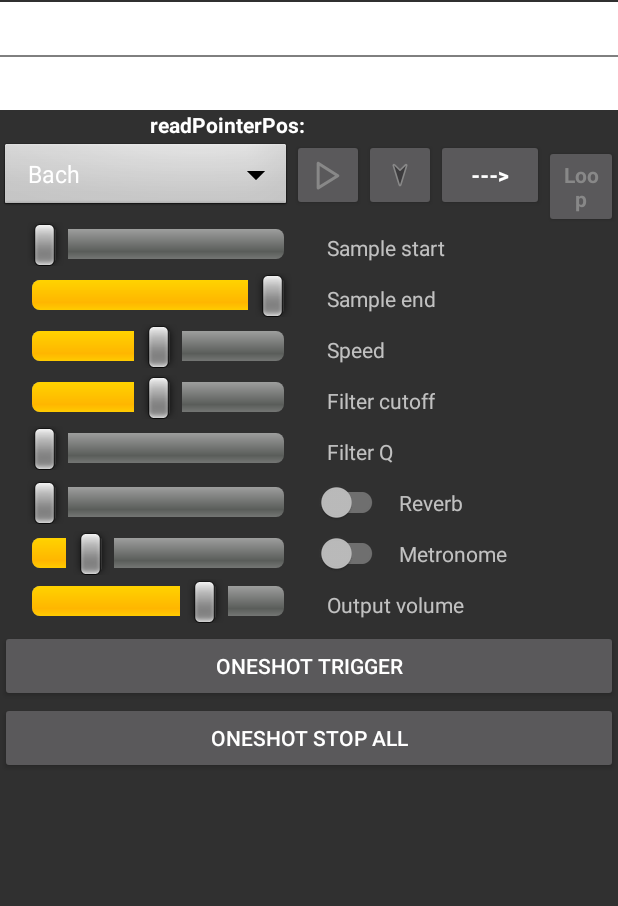
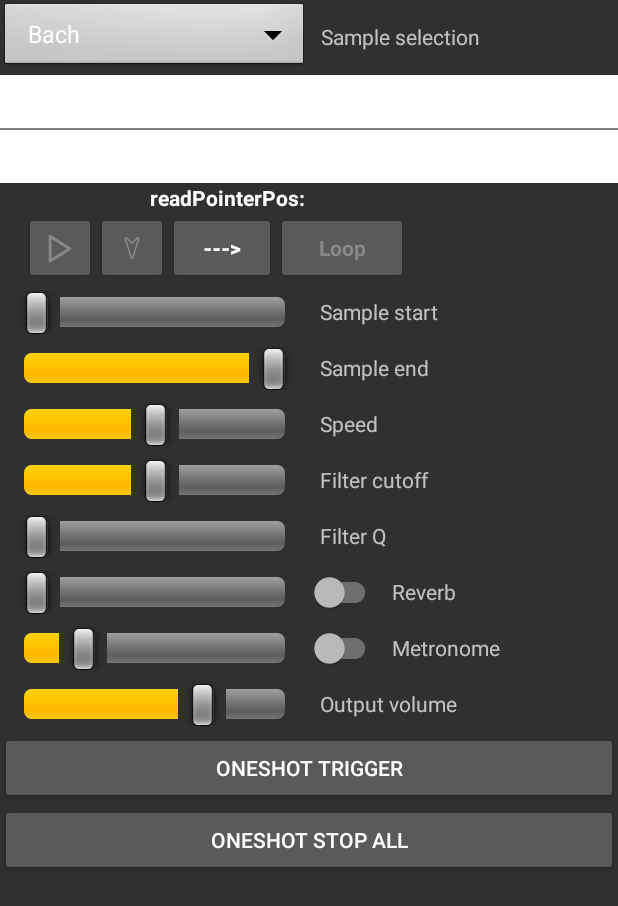
Before and after one commit to scar20/MWFonofoneModel, an Android app: the layout fragment_track.xml on its own in the app's theme, with its tools: preview values and no code run, on a phone screen of 412 x 824 dp. Shown: the top 906 px of the screen. Run offline under Robolectric (Android 15) with nearby library versions, the phone set to English and light mode, and no system bars.

Commit message:
reorganized layout, updated PlaybackListener, replaced onClickListener with onTouchListener for playback controls

```diff
--- a/app/src/main/java/com/scarette/mwfonofonemodel/MWEngineManager.java
+++ b/app/src/main/java/com/scarette/mwfonofonemodel/MWEngineManager.java
@@ -236,7 +236,7 @@ public class MWEngineManager {
                 public Unit invoke(Long aLong) {
                     int bufPos = _sampleEvent.getPlaybackPosition();
                     int readPos = _sampleEvent.getReadPointer();
-                    mPlaybackListener.onProgress(bufPos, readPos);
+                    mPlaybackListener.onProgress(readPos);
                     return null;
                 }
             });
--- a/app/src/main/java/com/scarette/mwfonofonemodel/PlaybackListener.java
+++ b/app/src/main/java/com/scarette/mwfonofonemodel/PlaybackListener.java
@@ -1,6 +1,6 @@
 package com.scarette.mwfonofonemodel;
 
 public interface PlaybackListener {
-    void onProgress(int buffer, int readP);
+    void onProgress(int readP);
     void onCompletion();
 }
--- a/app/src/main/java/com/scarette/mwfonofonemodel/TrackFragment.java
+++ b/app/src/main/java/com/scarette/mwfonofonemodel/TrackFragment.java
@@ -105,7 +105,7 @@ public class TrackFragment extends Fragment {
         mReadPValue = view.findViewById(R.id.readP_value);
         mAudioEngine.getTrack(whichTrack).setPlaybackListener(new PlaybackListener() {
             @Override
-            public void onProgress(int buffer, int readP) {
+            public void onProgress(int readP) {
                 mReadPValue.setText(String.valueOf(readP));
                 mWaveformView.setMarkerPosition(readP);
             }
@@ -143,7 +143,13 @@ public class TrackFragment extends Fragment {
 
 
         Button playButton = view.findViewById(R.id.PlayPauseButton);
-        playButton.setOnClickListener(view12 -> trackModel.setIsPlaying(!isPlaying));
+        playButton.setOnTouchListener((view15, motionEvent) -> {
+            if (motionEvent.getAction() == MotionEvent.ACTION_DOWN) {
+                trackModel.setIsPlaying(!isPlaying);
+                return true;
+            }
+            return false;
+        });
 
         Button piqueButton = view.findViewById( R.id.piqueButton );
         piqueButton.setOnTouchListener((view1, motionEvent) -> {
@@ -159,7 +165,7 @@ public class TrackFragment extends Fragment {
             return false;
         });
 
-        // observe current playing state and reset UI on change
+        // observe current playing state and reset UI Play & Pique on change
         trackModel.getIsPlaying().observe(this, aBoolean -> {
             isPlaying = aBoolean;
             playButton.setActivated(aBoolean);
@@ -168,14 +174,26 @@ public class TrackFragment extends Fragment {
         });
 
         Button directionButton = view.findViewById( R.id.direction_button );
-        directionButton.setOnClickListener(view13 -> trackModel.setIsForward(!isForward));
+        directionButton.setOnTouchListener((view14, motionEvent) -> {
+            if (motionEvent.getAction() == MotionEvent.ACTION_DOWN) {
+                trackModel.setIsForward(!isForward);
+                return true;
+            }
+            return false;
+        });
         trackModel.getIsForward().observe(this, aBoolean -> {
             isForward = aBoolean;
             directionButton.setText( isForward ? R.string.sample_forward : R.string.sample_backward);
         });
 
         Button loopButton = view.findViewById( R.id.loop_button );
-        loopButton.setOnClickListener(view14 -> trackModel.setIsLooping(!isLooping));
+        loopButton.setOnTouchListener((view12, motionEvent) -> {
+            if (motionEvent.getAction() == MotionEvent.ACTION_DOWN) {
+                trackModel.setIsLooping(!isLooping);
+                return true;
+            }
+            return false;
+        });
         trackModel.getIsLooping().observe(this, aBoolean -> {
             isLooping = aBoolean;
             loopButton.setActivated(isLooping);
--- a/app/src/main/res/drawable/pique_24.xml
+++ b/app/src/main/res/drawable/pique_24.xml
@@ -2,11 +2,7 @@
     android:viewportHeight="24" android:viewportWidth="24"
     android:width="24dp" xmlns:android="http://schemas.android.com/apk/res/android">
 
-    <path android:fillAlpha="0.333" android:fillColor="#000000" android:fillType="nonZero"
-        android:pathData="m7.9933,5.0605c-0.3337,0.0047 -0.5692,0.3289 -0.4706,0.6478l4.001,12.9995c0.1447,0.4708 0.8112,0.4708 0.956,0l3.9991,-12.9995c0.1502,-0.4966 -0.4618,-0.8651 -0.8305,-0.5001l-3.6467,3.6466 -3.6467,-3.6466c-0.0956,-0.0962 -0.2261,-0.1495 -0.3617,-0.1476z"
-        android:strokeColor="#00000000" android:strokeLineCap="butt"
-        android:strokeLineJoin="round" android:strokeWidth="1.05833328"/>
-    <path android:fillColor="#00000000" android:fillType="nonZero"
+    <path
         android:pathData="m7.9933,5.0605c-0.3337,0.0047 -0.5692,0.3289 -0.4706,0.6478l4.001,12.9995c0.1447,0.4708 0.8112,0.4708 0.956,0l3.9991,-12.9995c0.1502,-0.4966 -0.4618,-0.8651 -0.8305,-0.5001l-3.6467,3.6466 -3.6467,-3.6466c-0.0956,-0.0962 -0.2261,-0.1495 -0.3617,-0.1476z"
         android:strokeColor="#888888" android:strokeLineCap="butt"
         android:strokeLineJoin="round" android:strokeWidth="1.05833328"/>
--- a/app/src/main/res/drawable/pique_on_24.xml
+++ b/app/src/main/res/drawable/pique_on_24.xml
@@ -4,8 +4,7 @@
 
     <path android:fillColor="#ffffff" android:fillType="nonZero"
         android:pathData="m7.9933,5.0605c-0.3337,0.0047 -0.5692,0.3289 -0.4706,0.6478l4.001,12.9995c0.1447,0.4708 0.8112,0.4708 0.956,0l3.9991,-12.9995c0.1502,-0.4966 -0.4618,-0.8651 -0.8305,-0.5001l-3.6467,3.6466 -3.6467,-3.6466c-0.0956,-0.0962 -0.2261,-0.1495 -0.3617,-0.1476z"
-        android:strokeColor="#00000000" android:strokeLineCap="butt"
-        android:strokeLineJoin="round" android:strokeWidth="1.05833328"/>
+        />
     <path android:fillColor="#00000000" android:fillType="nonZero"
         android:pathData="m7.9933,5.0605c-0.3337,0.0047 -0.5692,0.3289 -0.4706,0.6478l4.001,12.9995c0.1447,0.4708 0.8112,0.4708 0.956,0l3.9991,-12.9995c0.1502,-0.4966 -0.4618,-0.8651 -0.8305,-0.5001l-3.6467,3.6466 -3.6467,-3.6466c-0.0956,-0.0962 -0.2261,-0.1495 -0.3617,-0.1476z"
         android:strokeColor="#888888" android:strokeLineCap="butt"
--- a/app/src/main/res/layout/fragment_track.xml
+++ b/app/src/main/res/layout/fragment_track.xml
@@ -1,9 +1,40 @@
 <?xml version="1.0" encoding="utf-8"?>
-<LinearLayout android:orientation="vertical"
+<LinearLayout xmlns:android="http://schemas.android.com/apk/res/android"
+    xmlns:app="http://schemas.android.com/apk/res-auto"
     android:layout_width="match_parent"
     android:layout_height="wrap_content"
-    xmlns:android="http://schemas.android.com/apk/res/android"
-    xmlns:app="http://schemas.android.com/apk/res-auto" >
+    android:orientation="vertical">
+
+
+    <!-- sample selection -->
+
+    <LinearLayout
+        android:id="@+id/DriverSelection"
+        android:layout_width="match_parent"
+        android:layout_height="wrap_content"
+        android:layout_gravity="start"
+        android:orientation="horizontal">
+
+        <Spinner
+            android:id="@+id/SampleSpinner"
+            style="@style/Widget.AppCompat.Spinner"
+            android:layout_width="0dp"
+            android:layout_height="wrap_content"
+            android:layout_gravity="center_vertical"
+            android:layout_weight="0.5"
+            android:background="@android:drawable/btn_dropdown"
+            android:entries="@array/samples"
+            android:spinnerMode="dropdown" />
+
+        <TextView
+            android:layout_width="0dp"
+            android:layout_height="wrap_content"
+            android:layout_gravity="center_vertical"
+            android:layout_weight="0.5"
+            android:padding="8dip"
+            android:text="@string/sample_selection" />
+
+    </LinearLayout>
 
     <!-- WaveformView -->
 
@@ -13,14 +44,14 @@
         android:layout_height="72dp"
         android:layout_marginTop="1dp"
         app:backgroundColor="@color/colorPrimaryExtraLight"
+        app:mode="PLAYBACK"
         app:selectionColor="@color/default_selection"
         app:waveformColor="@color/default_waveform"
         app:waveformFillColor="@color/default_waveformFill"
-        app:waveformRecordColor="@color/default_record_waveform"
 
-        app:mode="PLAYBACK"/>
+        app:waveformRecordColor="@color/default_record_waveform" />
 
-    <!-- cursorVIew -->
+    <!-- cursor label -->
 
     <LinearLayout
         android:layout_width="match_parent"
@@ -50,58 +81,49 @@
     </LinearLayout>
 
 
-    <!-- sample selection -->
+    <!-- play controls -->
 
     <LinearLayout
-        android:id="@+id/DriverSelection"
-        android:layout_width="wrap_content"
+        android:layout_width="match_parent"
         android:layout_height="wrap_content"
         android:layout_gravity="start"
-        android:orientation="horizontal"
-        >
-        <Spinner
-            android:id="@+id/SampleSpinner"
-            android:layout_width="wrap_content"
-            android:layout_height="wrap_content"
-            android:background="@android:drawable/btn_dropdown"
-            android:spinnerMode="dropdown"
-            android:entries="@array/samples"
-            />
+        android:layout_marginStart="16dp"
+        android:orientation="horizontal">
 
         <Button
             android:id="@+id/PlayPauseButton"
             android:layout_width="48dp"
-            android:layout_height="wrap_content"
+            android:layout_height="match_parent"
             android:foreground="@drawable/ic_session_tab_play_statelist_24px"
             android:foregroundGravity="clip_horizontal|center"
-            android:soundEffectsEnabled="false"/>
+            android:soundEffectsEnabled="false" />
 
         <Button
             android:id="@+id/piqueButton"
             android:layout_width="48dp"
-            android:layout_height="wrap_content"
+            android:layout_height="match_parent"
             android:foreground="@drawable/pique_statelist_24"
             android:foregroundGravity="clip_horizontal|center"
-            android:soundEffectsEnabled="false"/>
+            android:soundEffectsEnabled="false" />
 
         <Button
             android:id="@+id/direction_button"
             android:layout_width="72dp"
-            android:layout_height="wrap_content"
+            android:layout_height="match_parent"
+            android:soundEffectsEnabled="false"
             android:text="@string/sample_forward"
             android:textAppearance="@style/TextAppearance.AppCompat.Body2"
-            android:textStyle="bold"
-            android:soundEffectsEnabled="false"/>
+            android:textStyle="bold" />
 
         <Button
             android:id="@+id/loop_button"
             android:layout_width="wrap_content"
-            android:layout_height="wrap_content"
+            android:layout_height="match_parent"
+            android:soundEffectsEnabled="false"
             android:text="@string/loop_btn"
             android:textAppearance="@style/TextAppearance.AppCompat.Body1"
             android:textColor="@color/text_color_statelist"
-            android:textStyle="bold"
-            android:soundEffectsEnabled="false"/>
+            android:textStyle="bold" />
 
     </LinearLayout>
 
@@ -112,16 +134,20 @@
         android:layout_height="wrap_content"
         android:orientation="horizontal">
 
-        <SeekBar android:id="@+id/sample_start"
-            android:progress="0"
-            android:layout_marginLeft="5dip"
-            android:layout_marginRight="5dip"
-            android:layout_width="200dip"
+        <SeekBar
+            android:id="@+id/sample_start"
+            style="@android:style/Widget.SeekBar"
+            android:layout_width="0dip"
             android:layout_height="wrap_content"
-            style="@android:style/Widget.SeekBar"/>
+            android:layout_weight="0.5"
+            android:padding="4dp"
+            android:progress="0" />
 
-        <TextView android:layout_width="wrap_content"
+        <TextView
+            android:layout_width="0dp"
             android:layout_height="wrap_content"
+            android:layout_gravity="center_vertical"
+            android:layout_weight="0.5"
             android:padding="7dip"
             android:text="@string/sample_start" />
     </LinearLayout>
@@ -133,16 +159,20 @@
         android:layout_height="wrap_content"
         android:orientation="horizontal">
 
-        <SeekBar android:id="@+id/sample_end"
-            android:progress="100"
-            android:layout_marginLeft="5dip"
-            android:layout_marginRight="5dip"
-            android:layout_width="200dip"
+        <SeekBar
+            android:id="@+id/sample_end"
+            style="@android:style/Widget.SeekBar"
+            android:layout_width="0dip"
             android:layout_height="wrap_content"
-            style="@android:style/Widget.SeekBar"/>
+            android:layout_weight="0.5"
+            android:padding="4dp"
+            android:progress="100" />
 
-        <TextView android:layout_width="wrap_content"
+        <TextView
+            android:layout_width="0dp"
             android:layout_height="wrap_content"
+            android:layout_gravity="center_vertical"
+            android:layout_weight="0.5"
             android:padding="7dip"
             android:text="@string/sample_end" />
     </LinearLayout>
@@ -154,16 +184,20 @@
         android:layout_height="wrap_content"
         android:orientation="horizontal">
 
-        <SeekBar android:id="@+id/speed"
-            android:progress="50"
-            android:layout_marginLeft="5dip"
-            android:layout_marginRight="5dip"
-            android:layout_width="200dip"
+        <SeekBar
+            android:id="@+id/speed"
+            style="@android:style/Widget.SeekBar"
+            android:layout_width="0dip"
             android:layout_height="wrap_content"
-            style="@android:style/Widget.SeekBar"/>
+            android:layout_weight="0.5"
+            android:padding="4dp"
+            android:progress="50" />
 
-        <TextView android:layout_width="wrap_content"
+        <TextView
+            android:layout_width="0dp"
             android:layout_height="wrap_content"
+            android:layout_gravity="center_vertical"
+            android:layout_weight="0.5"
             android:padding="7dip"
             android:text="@string/speed" />
     </LinearLayout>
@@ -175,16 +209,20 @@
         android:layout_height="wrap_content"
         android:orientation="horizontal">
 
-        <SeekBar android:id="@+id/FilterCutoffSlider"
-            android:progress="50"
-            android:layout_marginLeft="5dip"
-            android:layout_marginRight="5dip"
-            android:layout_width="200dip"
+        <SeekBar
+            android:id="@+id/FilterCutoffSlider"
+            style="@android:style/Widget.SeekBar"
+            android:layout_width="0dip"
             android:layout_height="wrap_content"
-            style="@android:style/Widget.SeekBar"/>
+            android:layout_weight="0.5"
+            android:padding="4dp"
+            android:progress="50" />
 
-        <TextView android:layout_width="wrap_content"
+        <TextView
+            android:layout_width="0dp"
             android:layout_height="wrap_content"
+            android:layout_gravity="center_vertical"
+            android:layout_weight="0.5"
             android:padding="7dip"
             android:text="@string/filter_cutoff" />
     </LinearLayout>
@@ -197,16 +235,20 @@
         android:layout_height="wrap_content"
         android:orientation="horizontal">
 
-        <SeekBar android:id="@+id/FilterQ"
-            android:progress="0"
-            android:layout_marginLeft="5dip"
-            android:layout_marginRight="5dip"
-            android:layout_width="200dip"
+        <SeekBar
+            android:id="@+id/FilterQ"
+            style="@android:style/Widget.SeekBar"
+            android:layout_width="0dip"
             android:layout_height="wrap_content"
-            style="@android:style/Widget.SeekBar"/>
+            android:layout_weight="0.5"
+            android:padding="4dp"
+            android:progress="0" />
 
-        <TextView android:layout_width="wrap_content"
+        <TextView
+            android:layout_width="0dp"
             android:layout_height="wrap_content"
+            android:layout_gravity="center_vertical"
+            android:layout_weight="0.5"
             android:padding="7dip"
             android:text="@string/filter_q" />
     </LinearLayout>
@@ -221,24 +263,33 @@
         <SeekBar
             android:id="@+id/reverb"
             style="@android:style/Widget.SeekBar"
-            android:layout_width="200dip"
+            android:layout_width="0dip"
             android:layout_height="wrap_content"
             android:layout_gravity="center_vertical"
-            android:layout_marginLeft="5dip"
-            android:layout_marginRight="5dip"
+            android:layout_weight="0.5"
+            android:padding="4dp"
             android:progress="0" />
+
+        <LinearLayout
+            android:layout_width="0dp"
+            android:layout_height="match_parent"
+            android:layout_weight="0.5"
+            android:orientation="horizontal">
 
             <androidx.appcompat.widget.SwitchCompat
                 android:id="@+id/reverb_switch"
                 android:layout_width="wrap_content"
-            android:layout_height="wrap_content"
-            android:soundEffectsEnabled="false"/>
+                android:layout_height="match_parent"
+                android:soundEffectsEnabled="false" />
 
             <TextView
                 android:layout_width="wrap_content"
                 android:layout_height="wrap_content"
+                android:layout_gravity="center_vertical"
                 android:padding="7dip"
                 android:text="@string/reverb" />
+
+        </LinearLayout>
 
     </LinearLayout>
 
@@ -252,23 +303,34 @@
         <SeekBar
             android:id="@+id/metronome"
             style="@android:style/Widget.SeekBar"
-            android:layout_width="200dip"
+            android:layout_width="0dip"
             android:layout_height="wrap_content"
             android:layout_gravity="center_vertical"
-            android:layout_marginLeft="5dip"
-            android:layout_marginRight="5dip"
+            android:layout_weight="0.5"
+            android:padding="4dp"
             android:progress="20" />
+
+        <LinearLayout
+            android:layout_width="0dp"
+            android:layout_height="match_parent"
+            android:layout_weight="0.5"
+            android:orientation="horizontal">
 
             <androidx.appcompat.widget.SwitchCompat
                 android:id="@+id/metronome_switch"
                 android:layout_width="wrap_content"
+                android:layout_height="match_parent"
+                android:soundEffectsEnabled="false" />
+
+            <TextView
+                android:layout_width="wrap_content"
                 android:layout_height="wrap_content"
-            android:soundEffectsEnabled="false"/>
-
-        <TextView android:layout_width="wrap_content"
-            android:layout_height="wrap_content"
+                android:layout_gravity="center_vertical"
                 android:padding="7dip"
                 android:text="@string/metronome" />
+
+        </LinearLayout>
+
     </LinearLayout>
 
     <!-- output volume -->
@@ -278,16 +340,20 @@
         android:layout_height="wrap_content"
         android:orientation="horizontal">
 
-        <SeekBar android:id="@+id/VolumeSlider"
-            android:progress="70"
-            android:layout_marginLeft="5dip"
-            android:layout_marginRight="5dip"
-            android:layout_width="200dip"
+        <SeekBar
+            android:id="@+id/VolumeSlider"
+            style="@android:style/Widget.SeekBar"
+            android:layout_width="0dip"
             android:layout_height="wrap_content"
-            style="@android:style/Widget.SeekBar"/>
+            android:layout_weight="0.5"
+            android:padding="4dp"
+            android:progress="70" />
 
-        <TextView android:layout_width="wrap_content"
+        <TextView
+            android:layout_width="0dp"
             android:layout_height="wrap_content"
+            android:layout_gravity="center_vertical"
+            android:layout_weight="0.5"
             android:padding="7dip"
             android:text="@string/slider_volume" />
     </LinearLayout>
--- a/app/src/main/res/values/strings.xml
+++ b/app/src/main/res/values/strings.xml
@@ -3,7 +3,7 @@
 
     <string name="app_help"> MWEngine Fonofone track model</string>
 
-    <string name="sample">Sample</string>
+    <string name="sample_selection">Sample selection</string>
     <string name="play_btn">Play</string>
     <string name="pause_btn">Stop</string>
     <string name="sample_forward"><![CDATA[--->]]></string>
```
Lines whose indentation alone changed are shown as unchanged.
